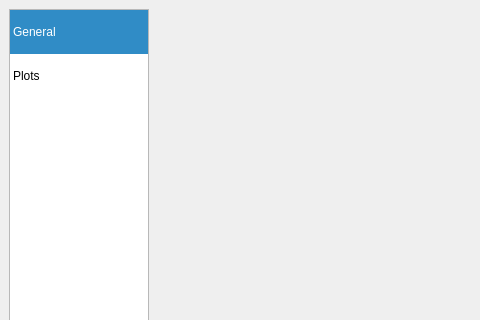
First picture: the form in qt/applications/workbench/workbench/widgets/settings/ui/main.ui, repository mantidproject/mantid, before the edit; both pictures show x 0 to 480 and y 0 to 320 of the 726 by 442 pixel window.
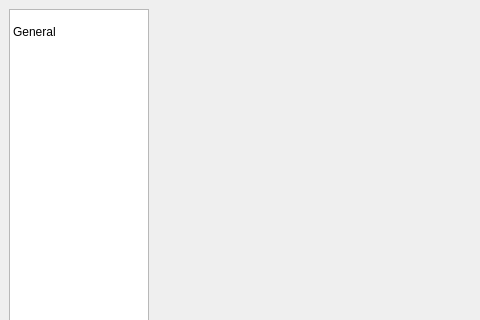
Second picture: the form after the edit.

Commit message: Removed Plots from settings menu for now, re #23725

Diff of the .ui file:
```diff
--- a/qt/applications/workbench/workbench/widgets/settings/ui/main.ui
+++ b/qt/applications/workbench/workbench/widgets/settings/ui/main.ui
@@ -57,18 +57,13 @@
          <bool>true</bool>
         </property>
         <property name="currentRow">
-         <number>0</number>
+         <number>-1</number>
         </property>
         <item>
          <property name="text">
           <string>General</string>
          </property>
         </item>
-        <item>
-         <property name="text">
-          <string>Plots</string>
-         </property>
-        </item>
        </widget>
       </item>
       <item>
```
The commit also changes 3 other files.
